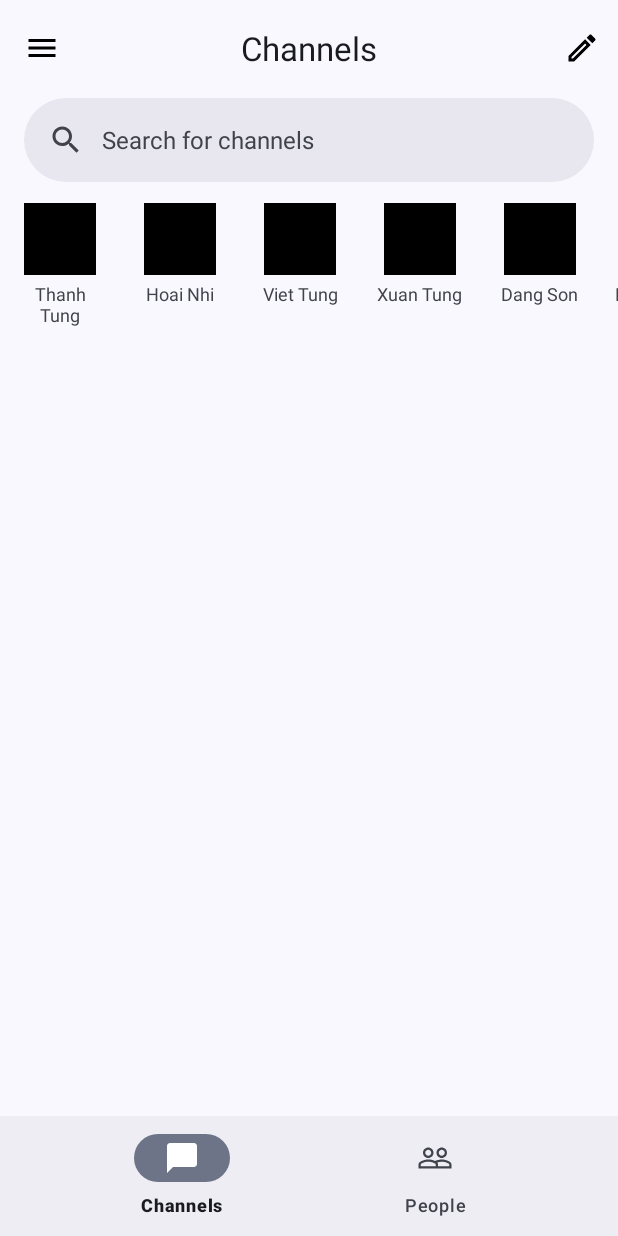
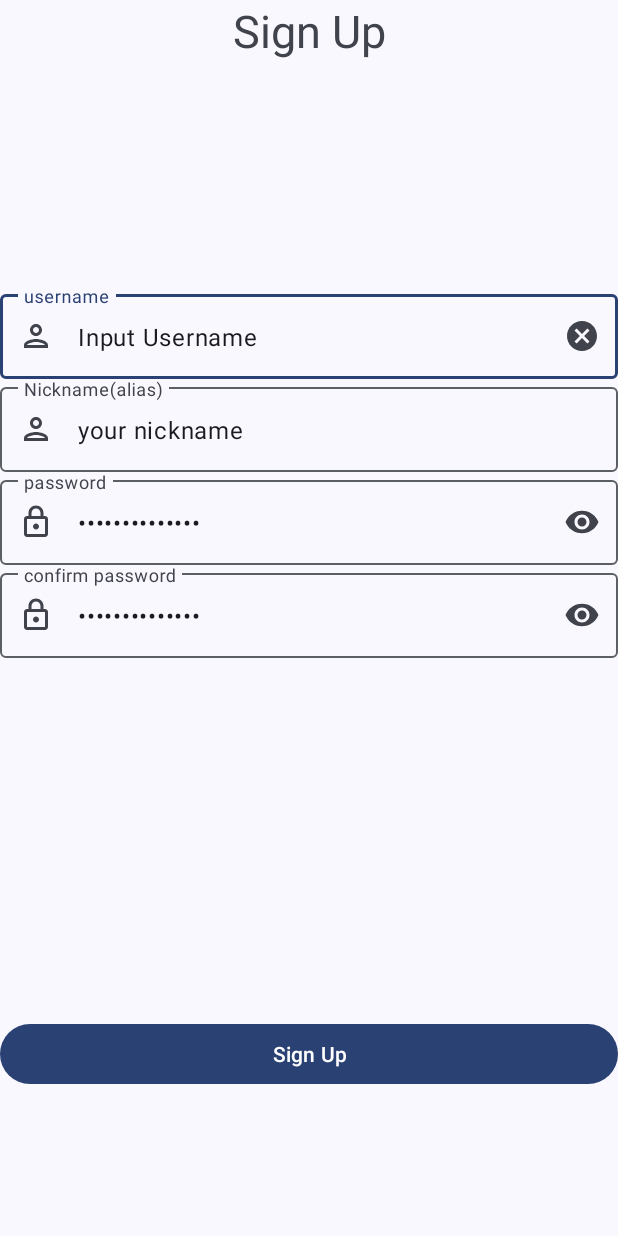
Before and after one commit to tung-ngt/androiddev-project, an Android app: the screen it shows after launch (MainActivity before the commit, LoginActivity after it), on a phone screen of 412 x 824 dp. Run offline under Robolectric (Android 15) with nearby library versions, the phone set to English and light mode, and no system bars.

Commit message:
Make three new fragment layout xml

```diff
--- /dev/null
+++ b/app/src/main/java/com/tungngt/dev/ui/activity/LoginActivity.java
@@ -0,0 +1,15 @@
+package com.tungngt.dev.ui.activity;
+
+import android.os.Bundle;
+
+import androidx.appcompat.app.AppCompatActivity;
+
+import com.tungngt.dev.R;
+
+public class LoginActivity extends AppCompatActivity {
+    @Override
+    protected void onCreate(Bundle savedInstanceState){
+        super.onCreate(savedInstanceState);
+        setContentView(R.layout.fragment_register);
+    }
+}
--- /dev/null
+++ b/app/src/main/res/drawable/outline_lock_24.xml
@@ -0,0 +1,5 @@
+<vector android:height="24dp" android:tint="#000000"
+    android:viewportHeight="24" android:viewportWidth="24"
+    android:width="24dp" xmlns:android="http://schemas.android.com/apk/res/android">
+    <path android:fillColor="@android:color/white" android:pathData="M18,8h-1L17,6c0,-2.76 -2.24,-5 -5,-5S7,3.24 7,6v2L6,8c-1.1,0 -2,0.9 -2,2v10c0,1.1 0.9,2 2,2h12c1.1,0 2,-0.9 2,-2L20,10c0,-1.1 -0.9,-2 -2,-2zM9,6c0,-1.66 1.34,-3 3,-3s3,1.34 3,3v2L9,8L9,6zM18,20L6,20L6,10h12v10zM12,17c1.1,0 2,-0.9 2,-2s-0.9,-2 -2,-2 -2,0.9 -2,2 0.9,2 2,2z"/>
+</vector>
--- /dev/null
+++ b/app/src/main/res/drawable/outline_person_pin.xml
@@ -0,0 +1,5 @@
+<vector android:height="24dp" android:tint="#000000"
+    android:viewportHeight="24" android:viewportWidth="24"
+    android:width="24dp" xmlns:android="http://schemas.android.com/apk/res/android">
+    <path android:fillColor="@android:color/white" android:pathData="M19,2L5,2c-1.11,0 -2,0.9 -2,2v14c0,1.1 0.89,2 2,2h4l3,3 3,-3h4c1.1,0 2,-0.9 2,-2L21,4c0,-1.1 -0.9,-2 -2,-2zM19,18h-4.83l-0.59,0.59L12,20.17l-1.59,-1.59 -0.58,-0.58L5,18L5,4h14v14zM12,11c1.65,0 3,-1.35 3,-3s-1.35,-3 -3,-3 -3,1.35 -3,3 1.35,3 3,3zM12,7c0.55,0 1,0.45 1,1s-0.45,1 -1,1 -1,-0.45 -1,-1 0.45,-1 1,-1zM18,15.58c0,-2.5 -3.97,-3.58 -6,-3.58s-6,1.08 -6,3.58L6,17h12v-1.42zM8.48,15c0.74,-0.51 2.23,-1 3.52,-1s2.78,0.49 3.52,1L8.48,15z"/>
+</vector>
--- /dev/null
+++ b/app/src/main/res/layout/fragment_register.xml
@@ -0,0 +1,83 @@
+<?xml version="1.0" encoding="utf-8"?>
+<androidx.constraintlayout.widget.ConstraintLayout
+    xmlns:android="http://schemas.android.com/apk/res/android"
+    xmlns:app="http://schemas.android.com/apk/res-auto"
+    android:layout_width="match_parent"
+    android:layout_height="match_parent">
+    <TextView
+        android:id ="@+id/text_signup"
+        android:layout_width="match_parent"
+        android:layout_height="wrap_content"
+        android:text="@string/sign_up_text"
+        app:layout_constraintStart_toStartOf="parent"
+        app:layout_constraintEnd_toEndOf="parent"
+        app:layout_constraintTop_toTopOf="parent"
+        android:textAlignment="center"
+        android:textSize="@dimen/login_title_size"/>
+    <com.google.android.material.textfield.TextInputLayout
+        android:id="@+id/usernameTextField"
+        android:layout_width="match_parent"
+        android:layout_height="wrap_content"
+        app:startIconDrawable="@drawable/outline_person_24"
+        app:endIconMode="clear_text"
+        android:hint="@string/username_label"
+        app:layout_constraintTop_toBottomOf="@id/text_signup"
+        android:layout_marginTop="@dimen/padding_size_1">
+        <com.google.android.material.textfield.TextInputEditText
+            android:layout_width="match_parent"
+            android:layout_height="wrap_content"
+            android:text="@string/input_username"/>
+
+    </com.google.android.material.textfield.TextInputLayout>
+    <com.google.android.material.textfield.TextInputLayout
+        android:id="@+id/nicknameTextField"
+        android:layout_width="match_parent"
+        android:layout_height="wrap_content"
+        app:startIconDrawable="@drawable/outline_person_24"
+        app:endIconMode="clear_text"
+        android:hint="@string/nickname_label"
+        app:layout_constraintTop_toBottomOf="@id/usernameTextField">
+        <com.google.android.material.textfield.TextInputEditText
+            android:layout_width="match_parent"
+            android:layout_height="wrap_content"
+            android:text="@string/input_nickname"/>
+
+    </com.google.android.material.textfield.TextInputLayout>
+    <com.google.android.material.textfield.TextInputLayout
+        android:id="@+id/password_text"
+        android:layout_width="match_parent"
+        android:layout_height="wrap_content"
+        app:startIconDrawable="@drawable/outline_lock_24"
+        android:hint="@string/password_label"
+        app:layout_constraintTop_toBottomOf="@id/nicknameTextField"
+        app:endIconMode="password_toggle">
+        <com.google.android.material.textfield.TextInputEditText
+            android:layout_width="match_parent"
+            android:layout_height="wrap_content"
+            android:text="@string/input_password"
+            android:inputType="textPassword"/>
+
+    </com.google.android.material.textfield.TextInputLayout>
+    <com.google.android.material.textfield.TextInputLayout
+        android:id="@+id/password_retype"
+        android:layout_width="match_parent"
+        android:layout_height="wrap_content"
+        app:startIconDrawable="@drawable/outline_lock_24"
+        android:hint="@string/confirm_password"
+        app:layout_constraintTop_toBottomOf="@id/password_text"
+        app:endIconMode="password_toggle">
+        <com.google.android.material.textfield.TextInputEditText
+            android:layout_width="match_parent"
+            android:layout_height="wrap_content"
+            android:text="@string/input_password"
+            android:inputType="textPassword"/>
+
+    </com.google.android.material.textfield.TextInputLayout>
+    <Button
+        android:id="@+id/signup_button"
+        android:layout_width="match_parent"
+        android:layout_height="wrap_content"
+        app:layout_constraintTop_toBottomOf="@id/password_retype"
+        android:layout_marginTop="@dimen/padding_size_2"
+        android:text="@string/sign_up_text" />
+</androidx.constraintlayout.widget.ConstraintLayout>
--- /dev/null
+++ b/app/src/main/res/layout/fragment_user_settings.xml
@@ -0,0 +1,6 @@
+<?xml version="1.0" encoding="utf-8"?>
+<androidx.constraintlayout.widget.ConstraintLayout xmlns:android="http://schemas.android.com/apk/res/android"
+    android:layout_width="match_parent"
+    android:layout_height="match_parent">
+
+</androidx.constraintlayout.widget.ConstraintLayout>
--- a/app/src/main/res/values-land/dimens.xml
+++ b/app/src/main/res/values-land/dimens.xml
@@ -1,3 +1,4 @@
 <resources>
     <dimen name="activity_horizontal_margin">48dp</dimen>
+
 </resources>
--- a/app/src/main/res/values/dimens.xml
+++ b/app/src/main/res/values/dimens.xml
@@ -9,4 +9,9 @@
     <dimen name="active_user_name_margin">4dp</dimen>
     <dimen name="active_user_margin">10dp</dimen>
     <dimen name="active_user_text_size">12sp</dimen>
+    <!--Authentication-->
+    <dimen name="person_icon_size">300dp</dimen>
+    <dimen name="login_title_size">30sp</dimen>
+    <dimen name="padding_size_1">150dp</dimen>
+    <dimen name="padding_size_2">240dp</dimen>
 </resources>
--- a/app/src/main/res/values/strings.xml
+++ b/app/src/main/res/values/strings.xml
@@ -4,4 +4,14 @@
     <string name="people">People</string>
     <string name="add_channel">Add channel</string>
     <string name="search_channels">Search for channels</string>
+    <string name="login_text">Login</string>
+    <string name="username_label">username</string>
+    <string name="password_label">password</string>
+    <string name="log_in">Log In</string>
+    <string name="sign_up_text">Sign Up</string>
+    <string name="input_username">Input Username</string>
+    <string name="input_password">Input Password</string>
+    <string name="confirm_password">confirm password</string>
+    <string name="nickname_label">Nickname(alias)</string>
+    <string name="input_nickname">your nickname</string>
 </resources>
```
Also changed, not shown: app/src/main/AndroidManifest.xml (+11 -1 lines), app/src/main/res/layout/fragment_login.xml (added, +68 -0 lines).
